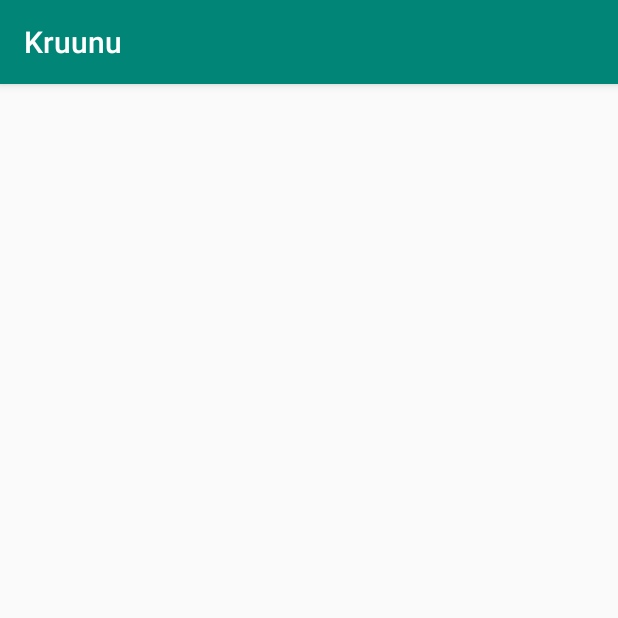
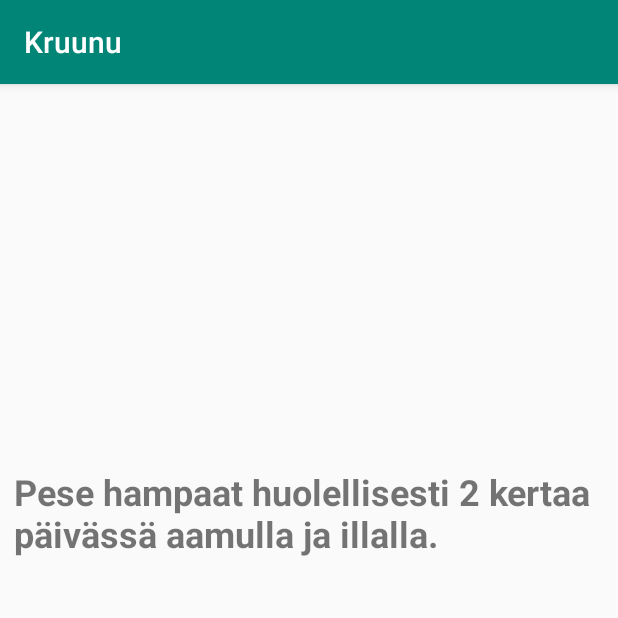
Before and after one commit to TuomasSorsa/Kruunu, an Android app: the InfoMenu screen opened directly, with no data from a screen before it, on a phone screen of 412 x 824 dp, the top half of it. Run offline under Robolectric (Android 15) with nearby library versions, the phone set to English and light mode, and no system bars.

Commit message:
hintsUpdate

```diff
--- a/app/src/main/java/com/example/kruunu/Hint.java
+++ b/app/src/main/java/com/example/kruunu/Hint.java
@@ -10,7 +10,9 @@ public class Hint {
         this.content = content;
     }
 
-    public String getTitle() { return this.title; }
+    public String getTitle() {
+        return this.title;
+    }
 
     public String getContent() {
         return this.content;
--- a/app/src/main/java/com/example/kruunu/HintFragment.java
+++ b/app/src/main/java/com/example/kruunu/HintFragment.java
@@ -8,6 +8,7 @@ import androidx.fragment.app.Fragment;
 import android.view.LayoutInflater;
 import android.view.View;
 import android.view.ViewGroup;
+import android.widget.TextView;
 
 
 /**
@@ -15,7 +16,7 @@ import android.view.ViewGroup;
  */
 public class HintFragment extends Fragment {
 
-
+    private TextView textView;
     public HintFragment() {
         // Required empty public constructor
     }
@@ -25,7 +26,12 @@ public class HintFragment extends Fragment {
     public View onCreateView(LayoutInflater inflater, ViewGroup container,
                              Bundle savedInstanceState) {
         // Inflate the layout for this fragment
-        return inflater.inflate(R.layout.fragment_hint, container, false);
+        View view = inflater.inflate(R.layout.fragment_hint, container, false);
+        textView = view.findViewById(R.id.hintTextView);
+        String message = getArguments().getString("message");
+        textView.setText(message);
+        //textView.setText(HintList.getInstance().getHintList().get(i).getContent());
+        return view;
     }
 
 }
--- /dev/null
+++ b/app/src/main/java/com/example/kruunu/HintFragmentCollectionAdapter.java
@@ -0,0 +1,30 @@
+package com.example.kruunu;
+
+import android.os.Bundle;
+
+import androidx.fragment.app.Fragment;
+import androidx.fragment.app.FragmentManager;
+import androidx.fragment.app.FragmentStatePagerAdapter;
+
+public class HintFragmentCollectionAdapter extends FragmentStatePagerAdapter {
+    public HintFragmentCollectionAdapter(FragmentManager fm) {
+        super(fm);
+    }
+
+    @Override
+    public Fragment getItem(int position) {
+        HintFragment hintFragment = new HintFragment();
+        Bundle bundle = new Bundle();
+        if (position < HintList.getInstance().getHintList().size()){
+            bundle.putString("message", HintList.getInstance().getHintList().get(position).getContent());
+            position++;
+        }
+        hintFragment.setArguments(bundle);
+        return hintFragment;
+    }
+
+    @Override
+    public int getCount() {
+        return HintList.getInstance().getHintList().size();
+    }
+}
--- a/app/src/main/java/com/example/kruunu/HintList.java
+++ b/app/src/main/java/com/example/kruunu/HintList.java
@@ -13,6 +13,14 @@ public class HintList {
 
     private HintList() {
         hintList = new ArrayList<>();
+        hintList.add(new Hint("Milloin pestä hampaat?", "Pese hampaat huolellisesti 2 kertaa päivässä aamulla ja illalla."));
+        hintList.add(new Hint("Mikä värjää hampaat?", "Kaikki asiat, jotka tahraavat valkoisen paidan tahraavat myös hampaat. Esim. Suklaa ja limu."));
+        hintList.add(new Hint("Mitä tehdä syömisen jälkeen?", "1-2 Xylitol-purkkapalaa ruokailun jälkeen vähentää happohyökkäyksen kestoa."));
+        hintList.add(new Hint("Kannattaako pestä ennen vai jälkeen aamupalan?", "Aamiaisen jälkeen hampaiden peseminen on parasta. Näin tehden saadaan pois sekä hampaille yön aikana kertyneet bakteeripeitteet eli hammasplakki että mahdolliset ruuantähteet aamiaisateriasta."));
+        hintList.add(new Hint("Voiko pestä ruokailun jälkeen hampaat?", "Voit pestä hampaat ruokailun jälkeen, jos ruoka ei sisällä hapanta ruokaa. Happo pehmentää hampaan pintaa n. 30 minuuttia eli odota sen verran."));
+        hintList.add(new Hint("Miten hampaan välit saa puhtaaksi?", "Hampaan välit saa puhtaaksi hammaslangalla. Useimmat reiät alkavat hammasväleistä."));
+        hintList.add(new Hint("Mikä on paras hammasharja?", "Mitä pehmeämpi hammasharja sitä parempi. Mitä kovempi harja sitä enemmän se kuluttaa ikeniä."));
+
     }
 
     public List<Hint> getHintList () {
--- a/app/src/main/java/com/example/kruunu/InfoMenu.java
+++ b/app/src/main/java/com/example/kruunu/InfoMenu.java
@@ -1,14 +1,20 @@
 package com.example.kruunu;
 
 import androidx.appcompat.app.AppCompatActivity;
+import androidx.viewpager.widget.ViewPager;
 
 import android.os.Bundle;
 
 public class InfoMenu extends AppCompatActivity {
+    private ViewPager viewPager;
+    private HintFragmentCollectionAdapter adapter;
 
     @Override
     protected void onCreate(Bundle savedInstanceState) {
         super.onCreate(savedInstanceState);
         setContentView(R.layout.activity_info_menu);
+        viewPager = findViewById(R.id.pager);
+        adapter = new HintFragmentCollectionAdapter(getSupportFragmentManager());
+        viewPager.setAdapter(adapter);
     }
 }
--- a/app/src/main/res/layout/activity_info_menu.xml
+++ b/app/src/main/res/layout/activity_info_menu.xml
@@ -11,7 +11,6 @@
         android:layout_width="409dp"
         android:layout_height="729dp"
         android:layout_marginStart="1dp"
-
         android:layout_marginLeft="1dp"
         android:layout_marginTop="1dp"
         android:layout_marginEnd="1dp"
--- a/app/src/main/res/layout/activity_pesu_suoritus.xml
+++ b/app/src/main/res/layout/activity_pesu_suoritus.xml
@@ -40,13 +40,13 @@
         android:layout_marginLeft="28dp"
         android:layout_marginTop="48dp"
         android:layout_marginBottom="52dp"
-        android:gravity="center"
         android:text="Random ohje"
         app:layout_constraintBottom_toBottomOf="parent"
         app:layout_constraintStart_toStartOf="parent"
         app:layout_constraintTop_toBottomOf="@+id/textSuoritus2"
         app:layout_constraintVertical_bias="0.0" />
 
+    android:gravity="center"
     <Button
         android:id="@+id/button5"
         android:layout_width="179dp"
--- a/app/src/main/res/layout/fragment_hint.xml
+++ b/app/src/main/res/layout/fragment_hint.xml
@@ -3,12 +3,26 @@
     xmlns:tools="http://schemas.android.com/tools"
     android:layout_width="match_parent"
     android:layout_height="match_parent"
+    xmlns:app="http://schemas.android.com/apk/res-auto"
     tools:context=".HintFragment">
 
     <!-- TODO: Update blank fragment layout -->
     <TextView
-        android:layout_width="match_parent"
-        android:layout_height="match_parent"
-        android:text="@string/hello_blank_fragment" />
+        android:id="@+id/hintTextView"
+        android:layout_width="wrap_content"
+        android:layout_height="wrap_content"
+        android:layout_marginStart="8dp"
+        android:layout_marginLeft="8dp"
+        android:layout_marginTop="236dp"
+        android:layout_marginEnd="8dp"
+        android:layout_marginRight="8dp"
+        android:foregroundGravity="center"
+        android:text="@string/hello_blank_fragment"
+        android:textSize="24sp"
+        android:textStyle="bold"
+        app:layout_constraintEnd_toEndOf="parent"
+        app:layout_constraintHorizontal_bias="0.502"
+        app:layout_constraintStart_toStartOf="parent"
+        app:layout_constraintTop_toTopOf="parent" />
 
 </FrameLayout>
```
